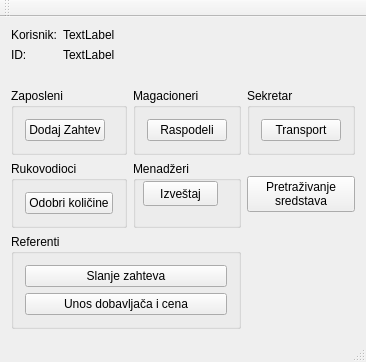
This is mainwindow.ui in zivke/nabavke as Qt 5 draws it before an edit. The edited form follows.
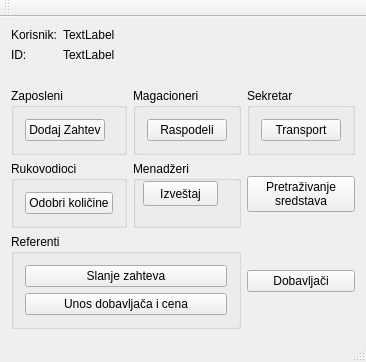
This is the edited form.

```diff
--- a/mainwindow.ui
+++ b/mainwindow.ui
@@ -177,6 +177,13 @@
       </item>
      </layout>
     </item>
+    <item row="3" column="2">
+     <widget class="QPushButton" name="btnDobavljaci">
+      <property name="text">
+       <string>Dobavljači</string>
+      </property>
+     </widget>
+    </item>
    </layout>
   </widget>
   <widget class="QMenuBar" name="menuBar">
```
